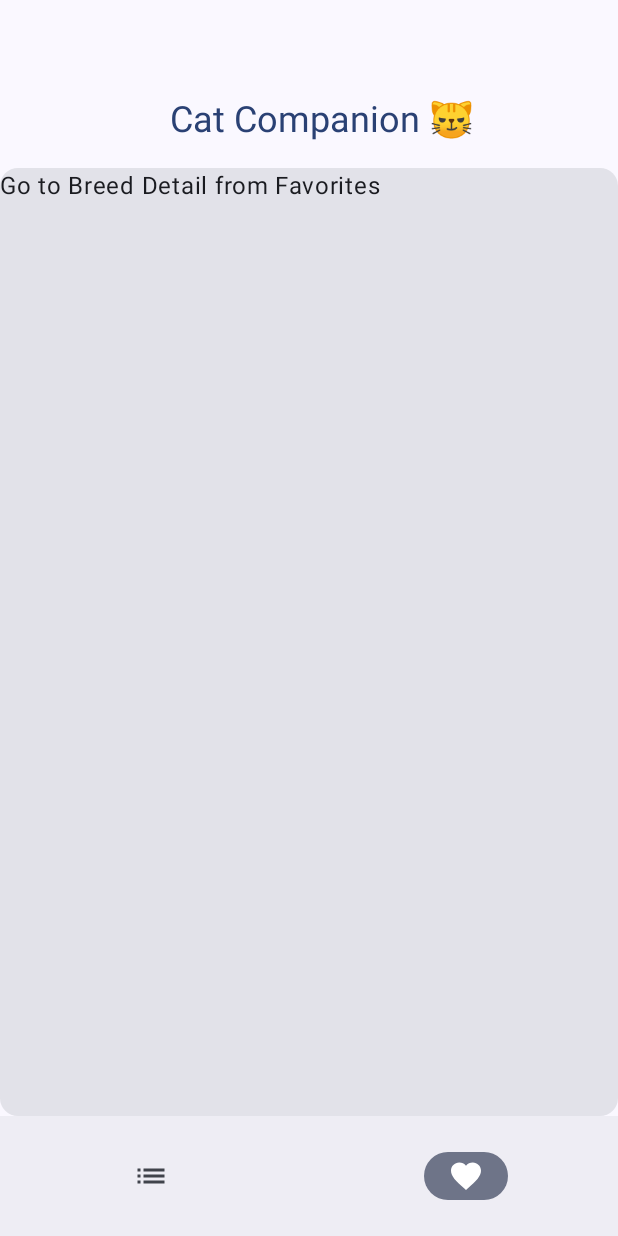
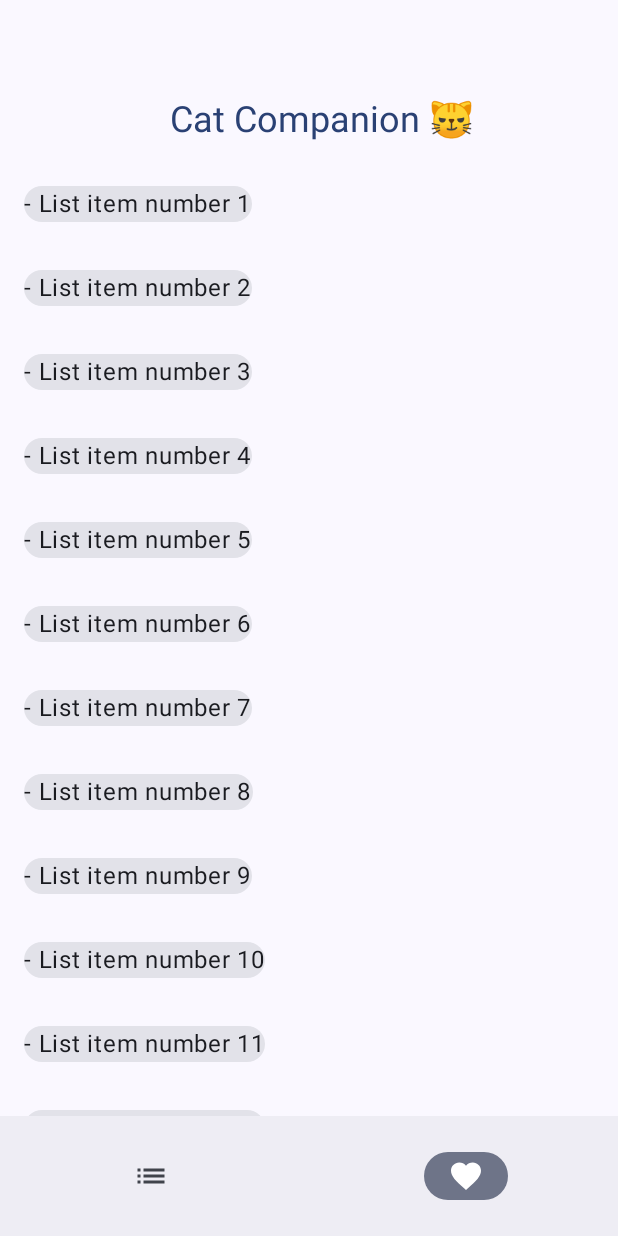
Before and after one commit to andrefilipesilva73/cat-companion-app, an Android app built with Jetpack Compose: the FavoritesListScreen screen opened through its navigation route, on a phone screen of 412 x 824 dp. Run offline under Robolectric (Android 15) with nearby library versions, the phone set to English and light mode, and no system bars.

Commit message:
Draft implementation of lists on Breeds and Favorites Screens

```diff
--- a/app/src/main/java/com/catcompanion/app/screens/BreedsListScreen.kt
+++ b/app/src/main/java/com/catcompanion/app/screens/BreedsListScreen.kt
@@ -1,19 +1,34 @@
+@file:OptIn(ExperimentalMaterial3Api::class)
+
 package com.catcompanion.app.screens
 
 // Import necessary components from the Jetpack Compose library
+import androidx.compose.foundation.layout.Arrangement
+import androidx.compose.foundation.layout.fillMaxSize
+import androidx.compose.foundation.layout.padding
+import androidx.compose.foundation.lazy.LazyColumn
 import androidx.compose.material3.Card
 import androidx.compose.material3.ExperimentalMaterial3Api
 import androidx.compose.material3.Text
 import androidx.compose.runtime.Composable
+import androidx.compose.ui.Modifier
+import androidx.compose.ui.unit.dp
 import androidx.navigation.NavHostController
 
-// Annotate the function to opt into using ExperimentalMaterial3Api
-@OptIn(ExperimentalMaterial3Api::class)
-// Declare a composable function that represents the UI for the BreedsListScreen
 @Composable
-fun BreedsListScreen(navController: NavHostController) {
-    // Example of navigating to the detail screen when a card is clicked
+fun BreedsListScreenContent(navController: NavHostController) {
+    val range = 1..100
+
+    LazyColumn(
+        modifier = Modifier
+            .fillMaxSize(
+            ),
+        // contentPadding = innerPadding,
+        verticalArrangement = Arrangement.spacedBy(8.dp)
+    ) {
+        items(range.count()) { index ->
             Card(
+                modifier = Modifier.padding(horizontal = 16.dp),
                 onClick = {
                     // Use the navigation controller to navigate to the "breedDetailScreen/{breed}" destination
                     navController.navigate("breedDetailScreen/{breed}") {
@@ -26,6 +41,15 @@ fun BreedsListScreen(navController: NavHostController) {
                 }
             ) {
                 // Inside the Card composable, define the content of the card
-        Text(text = "Go to Breed Detail from List") // Display a text inside the card
+                Text(text = "- List item number ${index + 1}")
             }
         }
+    }
+}
+
+// Declare a composable function that represents the UI for the BreedsListScreen
+@Composable
+fun BreedsListScreen(navController: NavHostController) {
+    // Example of navigating to the detail screen when a card is clicked
+    BreedsListScreenContent(navController)
+}
--- a/app/src/main/java/com/catcompanion/app/screens/FavoritesListScreen.kt
+++ b/app/src/main/java/com/catcompanion/app/screens/FavoritesListScreen.kt
@@ -1,19 +1,34 @@
+@file:OptIn(ExperimentalMaterial3Api::class)
+
 package com.catcompanion.app.screens
 
 // Import necessary components from the Jetpack Compose library
+import androidx.compose.foundation.layout.Arrangement
+import androidx.compose.foundation.layout.fillMaxSize
+import androidx.compose.foundation.layout.padding
+import androidx.compose.foundation.lazy.LazyColumn
 import androidx.compose.material3.Card
 import androidx.compose.material3.ExperimentalMaterial3Api
 import androidx.compose.material3.Text
 import androidx.compose.runtime.Composable
+import androidx.compose.ui.Modifier
+import androidx.compose.ui.unit.dp
 import androidx.navigation.NavHostController
 
-// Annotate the function to opt into using ExperimentalMaterial3Api
-@OptIn(ExperimentalMaterial3Api::class)
-// Declare a composable function that represents the UI for the com.catcompanion.app.screens.FavoritesListScreen
 @Composable
-fun FavoritesListScreen(navController: NavHostController) {
-    // Example of navigating to the detail screen when a card is clicked
+fun FavoritesListScreenContent(navController: NavHostController) {
+    val range = 1..100
+
+    LazyColumn(
+        modifier = Modifier
+            .fillMaxSize(
+            ),
+        // contentPadding = innerPadding,
+        verticalArrangement = Arrangement.spacedBy(8.dp)
+    ) {
+        items(range.count()) { index ->
             Card(
+                modifier = Modifier.padding(horizontal = 16.dp),
                 onClick = {
                     // Use the navigation controller to navigate to the "breedDetailScreen/{breed}" destination
                     navController.navigate("breedDetailScreen/{breed}") {
@@ -26,6 +41,15 @@ fun FavoritesListScreen(navController: NavHostController) {
                 }
             ) {
                 // Inside the Card composable, define the content of the card
-        Text(text = "Go to Breed Detail from Favorites") // Display a text inside the card
+                Text(text = "- List item number ${index + 1}")
             }
         }
+    }
+}
+
+// Declare a composable function that represents the UI for the com.catcompanion.app.screens.FavoritesListScreen
+@Composable
+fun FavoritesListScreen(navController: NavHostController) {
+    // Example of navigating to the detail screen when a card is clicked
+    FavoritesListScreenContent(navController)
+}
```
Lines whose indentation alone changed are shown as unchanged.
